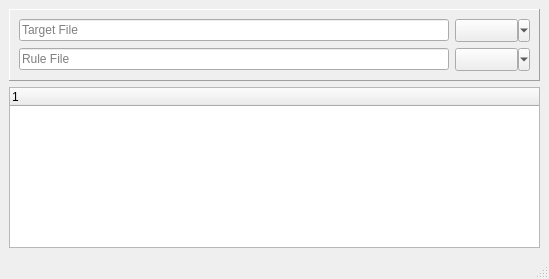
This is src/ui/main_window.ui in vaginessa/yaragui as Qt 5 draws it before an edit. The edited form follows.
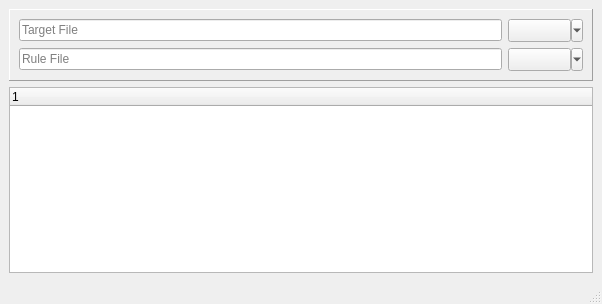
This is the edited form.

Patch:
```diff
--- a/src/ui/main_window.ui
+++ b/src/ui/main_window.ui
@@ -6,8 +6,8 @@
    <rect>
     <x>0</x>
     <y>0</y>
-    <width>549</width>
-    <height>279</height>
+    <width>602</width>
+    <height>304</height>
    </rect>
   </property>
   <property name="windowTitle">
@@ -88,12 +88,20 @@
      </widget>
     </item>
     <item>
+     <widget class="QSplitter" name="splitter">
+      <property name="orientation">
+       <enum>Qt::Vertical</enum>
+      </property>
+      <property name="childrenCollapsible">
+       <bool>false</bool>
+      </property>
      <widget class="QTreeWidget" name="tree">
       <column>
        <property name="text">
         <string notr="true">1</string>
        </property>
       </column>
+      </widget>
      </widget>
     </item>
    </layout>
```
Left out of the diff: 4 changed lines with no effect on the pictures. Lines whose indentation alone changed are shown as unchanged.
